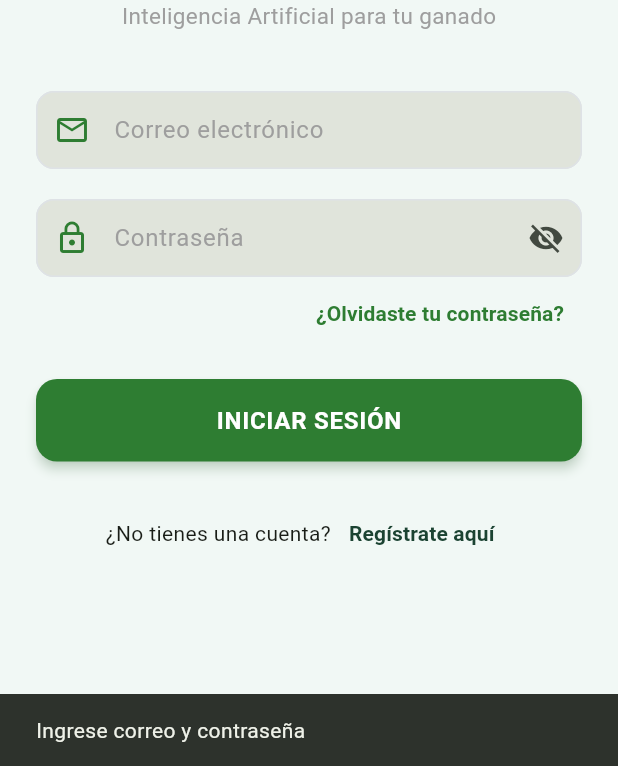
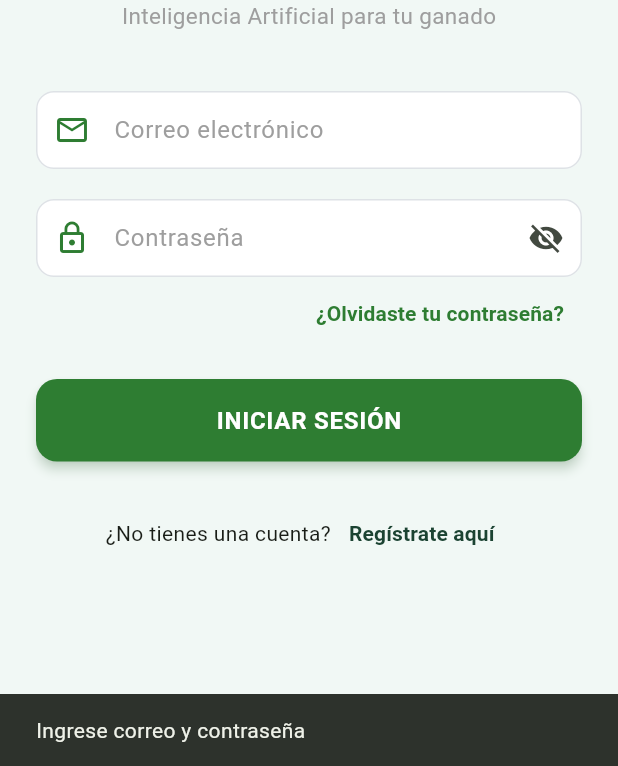
Before and after one commit to solartedaniers/Enfermedades-En-Ganado-Flutter, a Flutter app: the screen it shows after launch, after a tap on "INICIAR SESIÓN", on a phone screen of 412 x 824 dp, the part 470-1236 px from its top. Run offline on Flutter 3.47's test engine with Material 3 defaults, Android fonts, the phone set to English and light mode, and no system bars; our stand-ins replace app_links, connectivity_plus, flutter_animate, flutter_local_notifications, flutter_riverpod, hive and 6 more; accounts and stored records are empty.

Commit message:
Agrego ingreso de datos sin interenet

```diff
--- /dev/null
+++ b/lib/core/services/offline_auth_service.dart
@@ -0,0 +1,50 @@
+import 'package:shared_preferences/shared_preferences.dart';
+
+/// Guarda datos mínimos de sesión para permitir uso offline
+class OfflineAuthService {
+  static const _keyUserId = 'offline_user_id';
+  static const _keyUserName = 'offline_user_name';
+  static const _keyAvatarUrl = 'offline_avatar_url';
+  static const _keyLanguage = 'offline_language';
+  static const _keyTheme = 'offline_theme';
+
+  static Future<void> saveSession({
+    required String userId,
+    required String userName,
+    String? avatarUrl,
+    String language = 'es',
+    String theme = 'system',
+  }) async {
+    final prefs = await SharedPreferences.getInstance();
+    await prefs.setString(_keyUserId, userId);
+    await prefs.setString(_keyUserName, userName);
+    await prefs.setString(_keyLanguage, language);
+    await prefs.setString(_keyTheme, theme);
+    if (avatarUrl != null) {
+      await prefs.setString(_keyAvatarUrl, avatarUrl);
+    }
+  }
+
+  static Future<Map<String, String?>> getSession() async {
+    final prefs = await SharedPreferences.getInstance();
+    return {
+      'userId': prefs.getString(_keyUserId),
+      'userName': prefs.getString(_keyUserName),
+      'avatarUrl': prefs.getString(_keyAvatarUrl),
+      'language': prefs.getString(_keyLanguage) ?? 'es',
+      'theme': prefs.getString(_keyTheme) ?? 'system',
+    };
+  }
+
+  static Future<bool> hasSession() async {
+    final prefs = await SharedPreferences.getInstance();
+    return prefs.getString(_keyUserId) != null;
+  }
+
+  static Future<void> clearSession() async {
+    final prefs = await SharedPreferences.getInstance();
+    await prefs.remove(_keyUserId);
+    await prefs.remove(_keyUserName);
+    await prefs.remove(_keyAvatarUrl);
+  }
+}
--- a/lib/features/auth/screens/login_page.dart
+++ b/lib/features/auth/screens/login_page.dart
@@ -1,12 +1,14 @@
 import 'package:flutter/material.dart';
 import 'package:flutter_riverpod/flutter_riverpod.dart';
+import 'package:supabase_flutter/supabase_flutter.dart';
+import '../../../../core/services/connectivity_service.dart';
+import '../../../../core/services/offline_auth_service.dart';
+import '../../../../core/utils/app_strings.dart';
+import '../../../../core/theme/app_theme.dart';
 import '../services/auth_service.dart';
 import 'register_page.dart';
 import 'forgot_password_page.dart';
 import '../../auth/home/screens/home_page.dart';
-import 'package:supabase_flutter/supabase_flutter.dart';
-import '../../../../core/utils/app_strings.dart';
-import '../../../../core/theme/app_theme.dart';
 import '../../profile/presentation/providers/profile_provider.dart';
 
 class LoginPage extends ConsumerStatefulWidget {
@@ -36,21 +38,72 @@ class _LoginPageState extends ConsumerState<LoginPage> {
       _showSnackBar(AppStrings.t("enter_email_password"));
       return;
     }
+
     setState(() => loading = true);
+
+    final isOnline = await ConnectivityService.isConnected();
+
     try {
+      if (isOnline) {
         await authService.signIn(
           email: emailController.text.trim(),
           password: passwordController.text.trim(),
         );
+
         final user = Supabase.instance.client.auth.currentUser;
+
         if (user?.emailConfirmedAt == null) {
           throw Exception(AppStrings.t("confirm_email_first"));
         }
+
+        await OfflineAuthService.saveSession(
+          userId: user!.id,
+          userName: user.userMetadata?['username'] ?? 'Usuario',
+          avatarUrl: user.userMetadata?['avatar_url'],
+        );
+
         if (!mounted) return;
         Navigator.pushReplacement(
           context,
           MaterialPageRoute(builder: (_) => const HomePage()),
         );
+      } else {
+        final hasLocalSession = await OfflineAuthService.hasSession();
+
+        if (!mounted) return;
+
+        if (hasLocalSession) {
+          ScaffoldMessenger.of(context).showSnackBar(
+            SnackBar(
+              content: const Row(
+                children: [
+                  Icon(Icons.wifi_off, color: Colors.white, size: 18),
+                  SizedBox(width: 8),
+                  Expanded(
+                    child: Text(
+                      "Sin internet — entrando en modo offline",
+                      style: TextStyle(color: Colors.white),
+                    ),
+                  ),
+                ],
+              ),
+              backgroundColor: Colors.orange,
+              behavior: SnackBarBehavior.floating,
+              shape: RoundedRectangleBorder(
+                  borderRadius: BorderRadius.circular(10)),
+              duration: const Duration(seconds: 3),
+            ),
+          );
+
+          Navigator.pushReplacement(
+            context,
+            MaterialPageRoute(builder: (_) => const HomePage()),
+          );
+        } else {
+          _showSnackBar(
+              "Sin conexión. Inicia sesión con internet al menos una vez.");
+        }
+      }
     } catch (e) {
       if (!mounted) return;
       _showSnackBar(e.toString().replaceAll("Exception: ", ""));
@@ -60,18 +113,19 @@ class _LoginPageState extends ConsumerState<LoginPage> {
   }
 
   void _showSnackBar(String message) {
+    if (!mounted) return;
     ScaffoldMessenger.of(context)
         .showSnackBar(SnackBar(content: Text(message)));
   }
 
   @override
   Widget build(BuildContext context) {
-    // Escucha el provider para que el tema se aplique
     ref.watch(profileProvider);
     final isDark = Theme.of(context).brightness == Brightness.dark;
-    final primaryGreen = AppTheme.primaryColor;
-    final darkGreen = const Color(0xFF1B4332);
-    final bgColor = isDark ? const Color(0xFF121212) : const Color(0xFFF1F8F5);
+    const primaryGreen = AppTheme.primaryColor;
+    const darkGreen = Color(0xFF1B4332);
+    final bgColor =
+        isDark ? const Color(0xFF121212) : const Color(0xFFF1F8F5);
 
     return Scaffold(
       backgroundColor: bgColor,
@@ -95,7 +149,8 @@ class _LoginPageState extends ConsumerState<LoginPage> {
                       border: Border.all(
                           color: primaryGreen.withValues(alpha: 0.2)),
                     ),
-                    child: Icon(Icons.pets, size: 60, color: primaryGreen),
+                    child:
+                        const Icon(Icons.pets, size: 60, color: primaryGreen),
                   ),
                 ),
                 const SizedBox(height: 16),
@@ -118,7 +173,7 @@ class _LoginPageState extends ConsumerState<LoginPage> {
                   label: AppStrings.t("email"),
                   icon: Icons.email_outlined,
                   keyboardType: TextInputType.emailAddress,
-                  primaryGreen: primaryGreen,
+                  isDark: isDark,
                 ),
                 const SizedBox(height: 20),
                 _buildField(
@@ -126,7 +181,7 @@ class _LoginPageState extends ConsumerState<LoginPage> {
                   label: AppStrings.t("password"),
                   icon: Icons.lock_outline,
                   obscure: !showPassword,
-                  primaryGreen: primaryGreen,
+                  isDark: isDark,
                   suffix: IconButton(
                     icon: Icon(showPassword
                         ? Icons.visibility
@@ -145,8 +200,8 @@ class _LoginPageState extends ConsumerState<LoginPage> {
                     ),
                     child: Text(
                       AppStrings.t("forgot_password"),
-                      style: TextStyle(
-                          color: primaryGreen, fontWeight: FontWeight.w600),
+                      style: const TextStyle(
+                          color: primaryGreen, fontWeight: FontWeight.bold),
                     ),
                   ),
                 ),
@@ -163,9 +218,11 @@ class _LoginPageState extends ConsumerState<LoginPage> {
                             child: CircularProgressIndicator(
                                 color: Colors.white, strokeWidth: 2),
                           )
-                        : Text(AppStrings.t("login"),
+                        : Text(
+                            AppStrings.t("login"),
                             style: const TextStyle(
-                                fontWeight: FontWeight.bold, fontSize: 16)),
+                                fontWeight: FontWeight.bold, fontSize: 16),
+                          ),
                   ),
                 ),
                 const SizedBox(height: 24),
@@ -179,8 +236,8 @@ class _LoginPageState extends ConsumerState<LoginPage> {
                         MaterialPageRoute(
                             builder: (_) => const RegisterPage()),
                       ),
-                      child: Text(
-                        AppStrings.t("register_here"),
+                      child: const Text(
+                        "Regístrate aquí",
                         style: TextStyle(
                             color: darkGreen, fontWeight: FontWeight.bold),
                       ),
@@ -199,11 +256,12 @@ class _LoginPageState extends ConsumerState<LoginPage> {
     required TextEditingController controller,
     required String label,
     required IconData icon,
-    required Color primaryGreen,
+    required bool isDark,
     TextInputType keyboardType = TextInputType.text,
     bool obscure = false,
     Widget? suffix,
   }) {
+    const primaryGreen = AppTheme.primaryColor;
     return TextField(
       controller: controller,
       keyboardType: keyboardType,
@@ -213,16 +271,20 @@ class _LoginPageState extends ConsumerState<LoginPage> {
         prefixIcon: Icon(icon, color: primaryGreen),
         labelStyle: const TextStyle(color: Colors.grey),
         filled: true,
+        fillColor: isDark ? const Color(0xFF2A2A2A) : Colors.white,
         suffixIcon: suffix,
         border:
             OutlineInputBorder(borderRadius: BorderRadius.circular(12)),
         enabledBorder: OutlineInputBorder(
           borderRadius: BorderRadius.circular(12),
-          borderSide: const BorderSide(color: Color(0xFFDEE2E6)),
+          borderSide: BorderSide(
+              color: isDark
+                  ? const Color(0xFF3A3A3A)
+                  : const Color(0xFFDEE2E6)),
         ),
         focusedBorder: OutlineInputBorder(
           borderRadius: BorderRadius.circular(12),
-          borderSide: BorderSide(color: primaryGreen, width: 2),
+          borderSide: const BorderSide(color: primaryGreen, width: 2),
         ),
       ),
     );
--- a/pubspec.yaml
+++ b/pubspec.yaml
@@ -19,6 +19,7 @@ dependencies:
   # --- Almacenamiento Local (Hive) ---
   hive: ^2.2.3
   hive_flutter: ^1.1.0
+  shared_preferences: ^2.3.2   # <-- agregado aquí
 
   # --- Utilidades y UI ---
   fluttertoast: ^9.0.0
```
Also changed, not shown: lib/core/services/connectivity_service.dart (added, +43 -0 lines), lib/features/animals/data/models/animal_model.dart (+11 -3 lines), lib/features/animals/data/repositories/animal_repository_impl.dart (+59 -11 lines), lib/features/animals/data/services/animal_sync_service.dart (+8 -6 lines), lib/features/medical/presentation/pages/medical_history_page.dart (+83 -108 lines), lib/features/notifications/presentation/pages/notifications_page.dart (+27 -2 lines), lib/features/profile/presentation/pages/profile_page.dart (+36 -30 lines), lib/features/profile/presentation/providers/profile_provider.dart (+20 -9 lines), lib/features/animals/data/models/animal_model.g.dart, pubspec.lock. Lines whose indentation alone changed are shown as unchanged.
